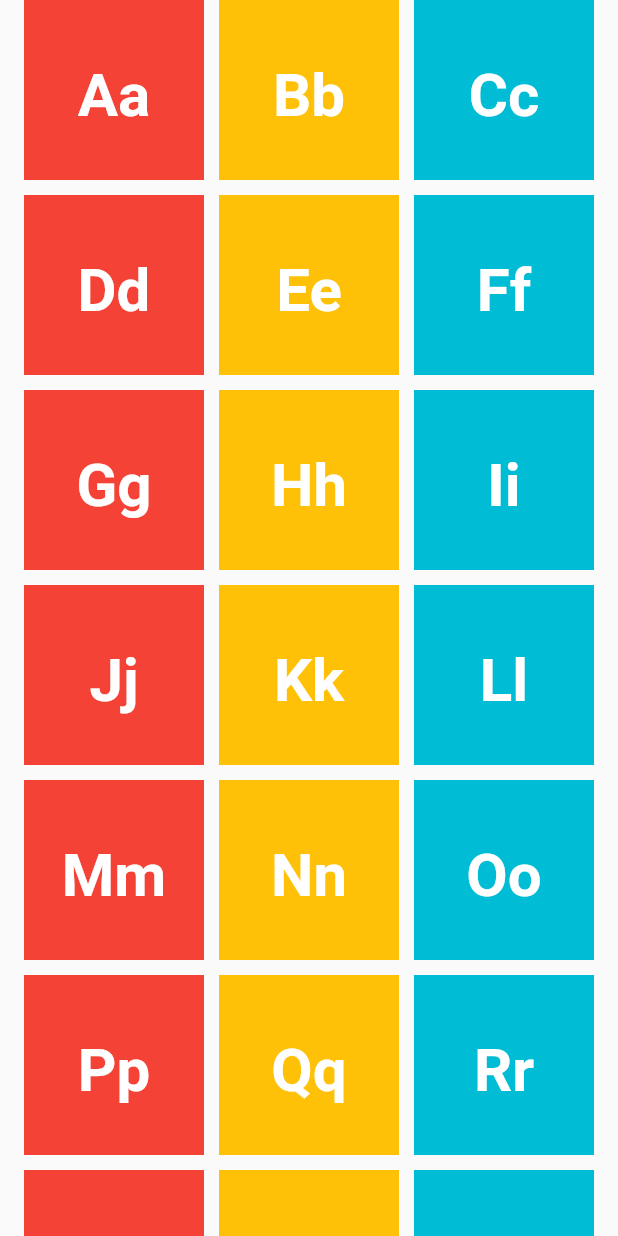
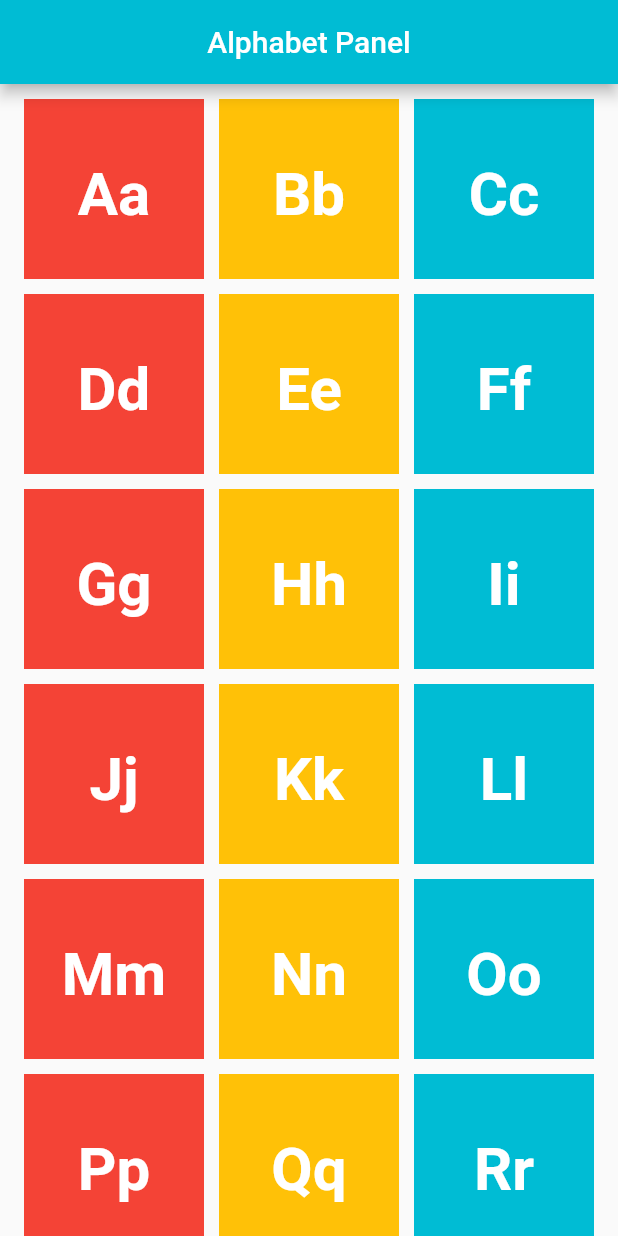
Before and after one commit to mdshawn/alphabet, a Flutter app: the screen it shows after launch, on a phone screen of 412 x 824 dp. Run offline on Flutter 3.47's test engine with Material 2 defaults, Android fonts, the phone set to English and light mode, and no system bars; our stand-ins replace audioplayers.

Commit message:
Final Release of alphabet app

```diff
--- a/lib/home.dart
+++ b/lib/home.dart
@@ -12,9 +12,16 @@ class Home extends StatelessWidget {
     List<String> text = AlphabetHolder.myAlphabets;
 
     return Scaffold(
+      appBar: AppBar(
+        title: Text('Alphabet Panel'),
+        centerTitle: true,
+        backgroundColor: Colors.cyan,
+      ),
       body: Container(
         width: double.maxFinite,
         child: SingleChildScrollView(
+          child: Container(
+            margin: EdgeInsets.fromLTRB(0, 10, 0, 0),
             child: Wrap(
               alignment: WrapAlignment.center,
               spacing: 10,
@@ -29,6 +36,7 @@ class Home extends StatelessWidget {
             ),
           ),
         ),
+      ),
     );
   }
 }
```
Also changed, not shown: readme_sshot/alphabet_1.PNG (added), readme_sshot/alphabet_2.PNG (added), 1 other file. Lines whose indentation alone changed are shown as unchanged.
